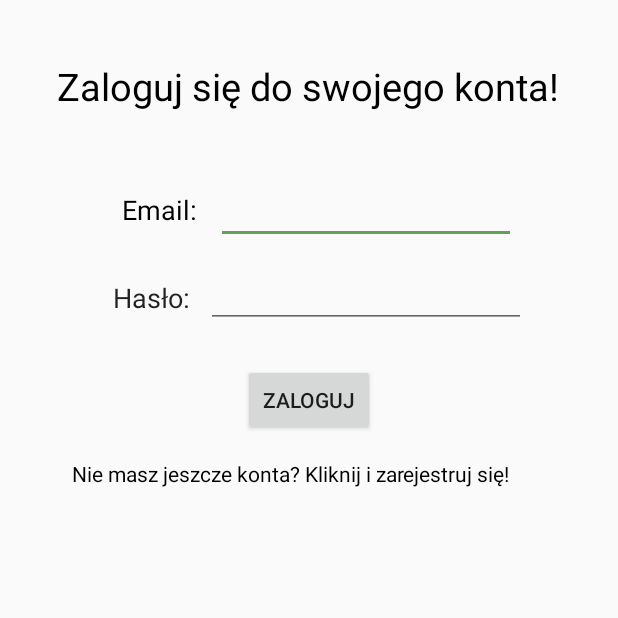
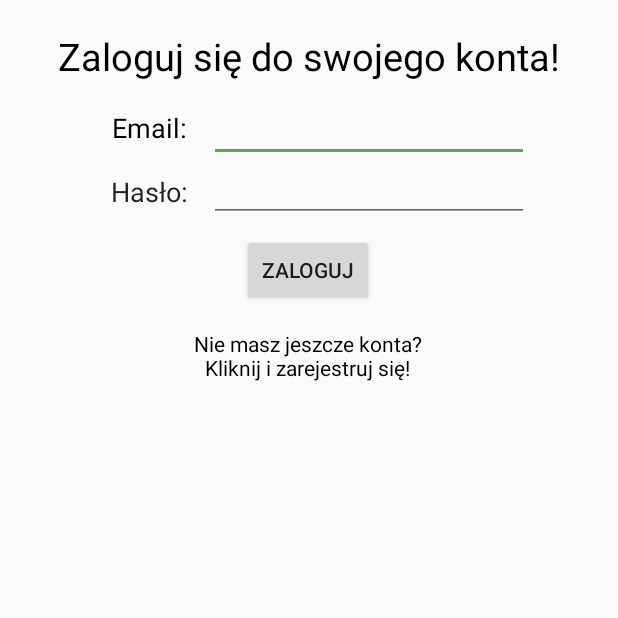
Before and after one commit to Robertow17/ZPI, an Android app: the screen it shows after launch (LoginForm), on a phone screen of 412 x 824 dp, the top half of it. Run offline under Robolectric (Android 15) with nearby library versions, the phone set to English and light mode, and no system bars.

Commit message:
fix: change sizes to wrap_content

```diff
--- a/app/src/main/res/layout/login_form.xml
+++ b/app/src/main/res/layout/login_form.xml
@@ -7,10 +7,10 @@
 
     <TextView
         android:id="@+id/signUpTextView"
-        android:layout_width="395dp"
-        android:layout_height="61dp"
+        android:layout_width="wrap_content"
+        android:layout_height="wrap_content"
         android:layout_marginStart="8dp"
-        android:layout_marginTop="40dp"
+        android:layout_marginTop="20dp"
         android:layout_marginEnd="8dp"
         android:text="Zaloguj się do swojego konta!"
         android:textAlignment="center"
@@ -23,20 +23,28 @@
         app:layout_constraintTop_toTopOf="parent" />
 
     <LinearLayout
-        android:id="@+id/linearLayout"
-        android:layout_width="383dp"
-        android:layout_height="45dp"
-        android:layout_marginTop="16dp"
-        android:gravity="center"
-        android:orientation="horizontal"
+        android:id="@+id/linearLayout3"
+        android:layout_width="wrap_content"
+        android:layout_height="wrap_content"
+        android:layout_marginTop="8dp"
+        android:orientation="vertical"
         app:layout_constraintEnd_toEndOf="parent"
         app:layout_constraintHorizontal_bias="0.5"
         app:layout_constraintStart_toStartOf="parent"
         app:layout_constraintTop_toBottomOf="@+id/signUpTextView">
 
+        <LinearLayout
+            android:id="@+id/linearLayout"
+            android:layout_width="wrap_content"
+            android:layout_height="wrap_content"
+            android:gravity="center"
+            android:orientation="horizontal"
+            tools:layout_editor_absoluteX="14dp"
+            tools:layout_editor_absoluteY="117dp">
+
             <TextView
                 android:id="@+id/emailTextView"
-            android:layout_width="76dp"
+                android:layout_width="80dp"
                 android:layout_height="match_parent"
                 android:gravity="center_vertical"
                 android:text="Email:"
@@ -50,7 +58,7 @@
 
             <EditText
                 android:id="@+id/emailText"
-            android:layout_width="200dp"
+                android:layout_width="wrap_content"
                 android:layout_height="match_parent"
                 android:ems="10"
                 android:inputType="textEmailAddress"
@@ -60,19 +68,15 @@
 
         <LinearLayout
             android:id="@+id/linearLayout2"
-        android:layout_width="382dp"
+            android:layout_width="wrap_content"
             android:layout_height="40dp"
-        android:layout_marginTop="16dp"
-        android:gravity="center"
             android:orientation="horizontal"
-        app:layout_constraintEnd_toEndOf="parent"
-        app:layout_constraintHorizontal_bias="0.551"
-        app:layout_constraintStart_toStartOf="parent"
-        app:layout_constraintTop_toBottomOf="@+id/linearLayout">
+            tools:layout_editor_absoluteX="16dp"
+            tools:layout_editor_absoluteY="178dp">
 
             <TextView
                 android:id="@+id/passwordTextView"
-            android:layout_width="73dp"
+                android:layout_width="80dp"
                 android:layout_height="match_parent"
                 android:gravity="center_vertical"
                 android:text="Hasło:"
@@ -92,28 +96,31 @@
                 tools:layout_editor_absoluteY="194dp" />
         </LinearLayout>
 
+    </LinearLayout>
+
     <Button
         android:id="@+id/signInButton"
         android:layout_width="wrap_content"
         android:layout_height="wrap_content"
-        android:layout_marginTop="24dp"
+        android:layout_marginTop="8dp"
         android:text="Zaloguj"
         app:layout_constraintEnd_toEndOf="parent"
-        app:layout_constraintHorizontal_bias="0.5"
+        app:layout_constraintHorizontal_bias="0.498"
         app:layout_constraintStart_toStartOf="parent"
-        app:layout_constraintTop_toBottomOf="@+id/linearLayout2" />
+        app:layout_constraintTop_toBottomOf="@+id/linearLayout3" />
 
     <TextView
         android:id="@+id/notRegisteredTextView"
-        android:layout_width="315dp"
-        android:layout_height="30dp"
+        android:layout_width="wrap_content"
+        android:layout_height="wrap_content"
         android:layout_marginStart="8dp"
         android:layout_marginTop="15dp"
         android:layout_marginEnd="8dp"
         android:clickable="true"
         android:focusable="true"
+        android:gravity="center"
         android:onClick="setGoToSignUpListener"
-        android:text="Nie masz jeszcze konta? Kliknij i zarejestruj się!"
+        android:text="Nie masz jeszcze konta?\nKliknij i zarejestruj się!"
         android:textColor="@color/black"
         app:layout_constraintEnd_toEndOf="parent"
         app:layout_constraintHorizontal_bias="0.495"
@@ -122,8 +129,8 @@
 
     <LinearLayout
         android:id="@+id/signUpForm"
-        android:layout_width="210dp"
-        android:layout_height="248dp"
+        android:layout_width="wrap_content"
+        android:layout_height="wrap_content"
         android:layout_marginTop="16dp"
         android:gravity="center"
         android:orientation="vertical"
@@ -135,8 +142,8 @@
 
         <RadioGroup
             android:id="@+id/userTypeRadioGroup"
-            android:layout_width="183dp"
-            android:layout_height="82dp"
+            android:layout_width="wrap_content"
+            android:layout_height="wrap_content"
             tools:layout_editor_absoluteX="114dp"
             tools:layout_editor_absoluteY="351dp">
 
@@ -145,6 +152,7 @@
                 android:layout_width="match_parent"
                 android:layout_height="match_parent"
                 android:layout_weight="1"
+                android:gravity="center"
                 android:text="Typ konta"
                 android:textColor="@color/black" />
 
@@ -167,8 +175,8 @@
 
         <RadioGroup
             android:id="@+id/userSexRadioGroup"
-            android:layout_width="183dp"
-            android:layout_height="82dp"
+            android:layout_width="match_parent"
+            android:layout_height="wrap_content"
             tools:layout_editor_absoluteX="115dp"
             tools:layout_editor_absoluteY="453dp">
 
@@ -177,6 +185,7 @@
                 android:layout_width="match_parent"
                 android:layout_height="match_parent"
                 android:layout_weight="1"
+                android:gravity="center"
                 android:text="Płeć"
                 android:textColor="@color/black" />
 
@@ -206,5 +215,4 @@
             tools:layout_editor_absoluteY="559dp" />
     </LinearLayout>
 
-
 </android.support.constraint.ConstraintLayout>
```
Lines whose indentation alone changed are shown as unchanged.
